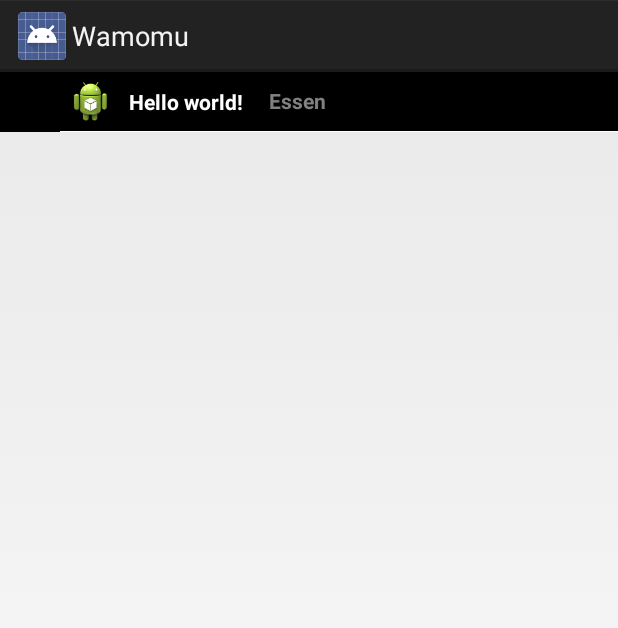
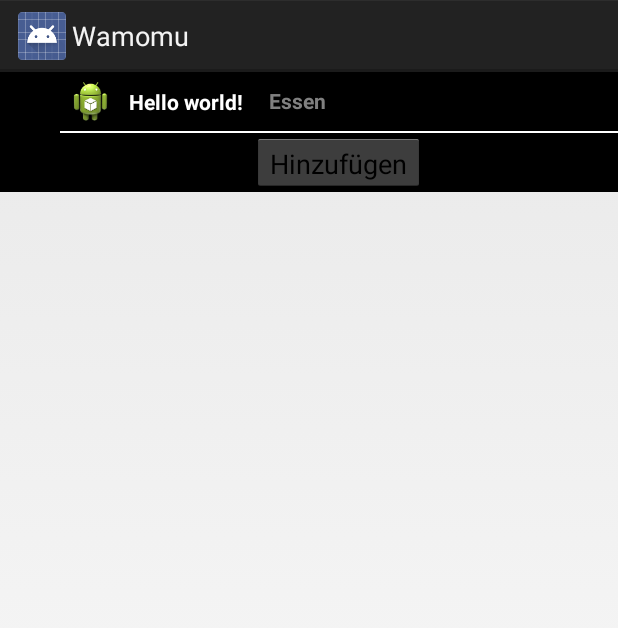
Before and after one commit to Towa0003/WamomuProject, an Android app: the layout childrow.xml on its own in the app's theme, with its tools: preview values and no code run, on a phone screen of 412 x 824 dp. Shown: the top 628 px of the screen. Run offline under Robolectric (Android 15) with nearby library versions, the phone set to English and light mode, and no system bars.

Commit message:
ExpList Add-Button Added

```diff
--- a/Wamomu/src/main/res/layout/childrow.xml
+++ b/Wamomu/src/main/res/layout/childrow.xml
@@ -1,7 +1,7 @@
 <LinearLayout xmlns:android="http://schemas.android.com/apk/res/android"
     xmlns:tools="http://schemas.android.com/tools"
     android:layout_width="match_parent"
-    android:layout_height="40dp"
+    android:layout_height="80dp"
     android:background="@android:color/black"
     android:clickable="true"
     android:orientation="vertical"
@@ -63,4 +63,11 @@
         android:layout_height="1dp"
         android:background="@android:color/white" />
 
+    <Button
+        android:layout_width="wrap_content"
+        android:layout_height="wrap_content"
+        android:text="Hinzufügen"
+        android:id="@+id/add"
+        android:layout_gravity="center_horizontal" />
+
 </LinearLayout>
```
Also changed, not shown: Wamomu/src/main/java/fh/kl/wamomu/ExpList.java (+11 -16 lines), Wamomu/src/main/java/fh/kl/wamomu/ExpandableListAdapter.java (+13 -0 lines).
